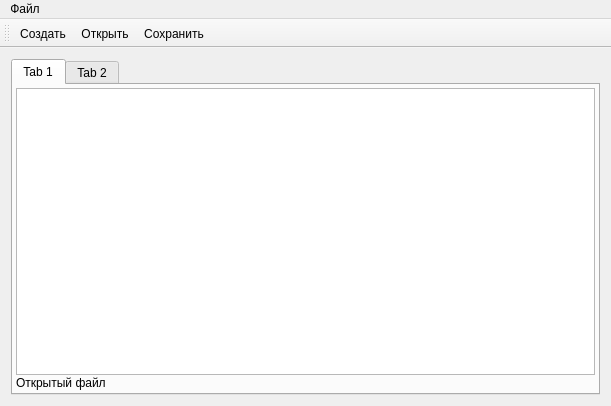
Qt form terminal/src/mainwindow.ui (Automiq/alpha.protort) before a commit.
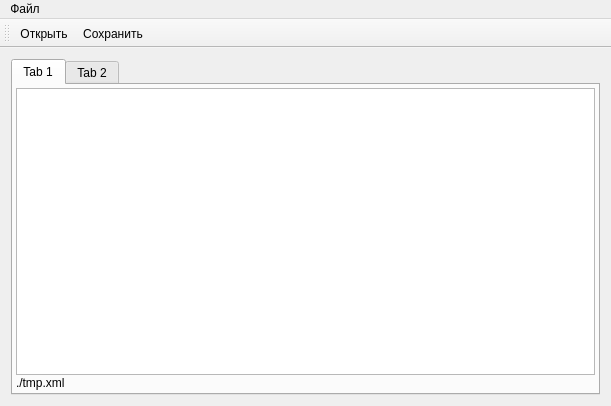
The same form after that commit. The open tabs and pages were chosen to show the change.

Commit message: загрузка/сохранение

Patch:
```diff
--- a/terminal/src/mainwindow.ui
+++ b/terminal/src/mainwindow.ui
@@ -46,7 +46,7 @@
         <item>
          <widget class="QLabel" name="current_file_label">
           <property name="text">
-           <string>Открытый файл</string>
+           <string>./tmp.xml</string>
           </property>
          </widget>
         </item>
@@ -94,7 +94,6 @@
    <attribute name="toolBarBreak">
     <bool>false</bool>
    </attribute>
-   <addaction name="action"/>
    <addaction name="open_file"/>
    <addaction name="save_file"/>
   </widget>
```
Left out of the diff: 2 changed lines with no effect on the pictures. The commit also changes 2 other files.
